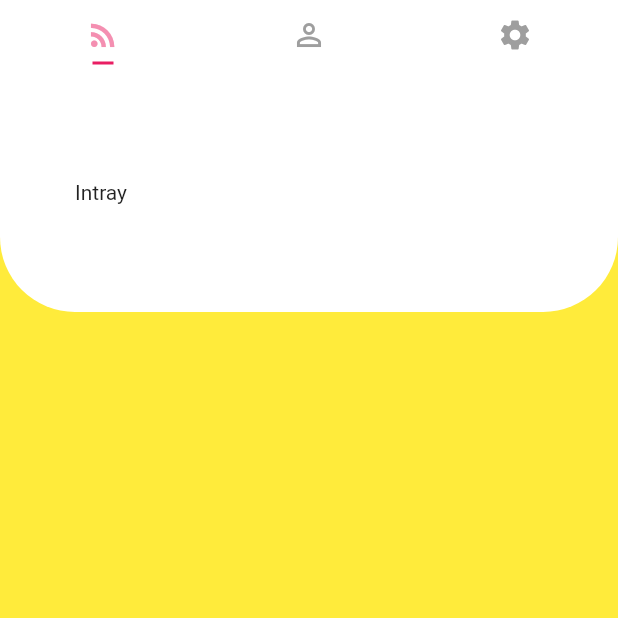
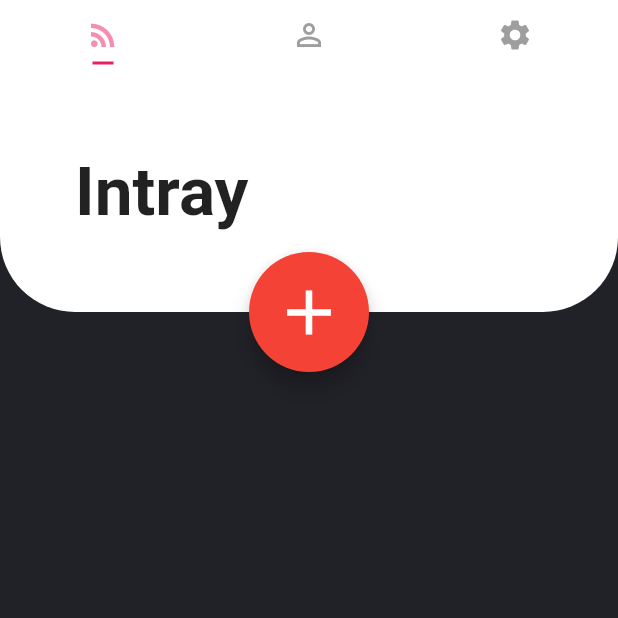
Before and after one commit to ShubhamSinghThakur2907/A.i_Flappy_Bird, a Flutter app: the screen it shows after launch, on a phone screen of 412 x 824 dp, the top half of it. Run offline on Flutter 3.47's test engine with Material 2 defaults, Android fonts, the phone set to English and light mode, and no system bars; Roboto replaces fonts that are missing (Avenir).

Commit message:
final changes 1

```diff
--- a/to_do_app/lib/main.dart
+++ b/to_do_app/lib/main.dart
@@ -1,4 +1,5 @@
 import 'package:flutter/material.dart';
+import 'models/global.dart'  ;
 
 void main() => runApp(MyApp());
 
@@ -44,7 +45,7 @@ class _MyHomePageState extends State<MyHomePage> {
                 TabBarView(
                   children: [
               new Container(
-                color: Colors.yellow,
+                color: darkGreyColor,
               ),
               new Container(
                 color: Colors.orange,
@@ -68,11 +69,20 @@ class _MyHomePageState extends State<MyHomePage> {
             child:Row (
               mainAxisAlignment: MainAxisAlignment.spaceBetween,
               children: <Widget>[
-                Text("Intray"),
+                Text("Intray", style: intrayTitleStyle),
                 Container()
               ],),
             ),
+            Container(
+              height: 80 ,
+              width: 80 ,
+              margin: EdgeInsets.only(top: 120 , left: MediaQuery.of(context).size.width*0.5 -40 ),
+            child: FloatingActionButton(
+              child: Icon(Icons.add, size: 50,),
+              backgroundColor: Colors.red,
 
+              onPressed: null)
+            )
             ],
 
              ),
```
